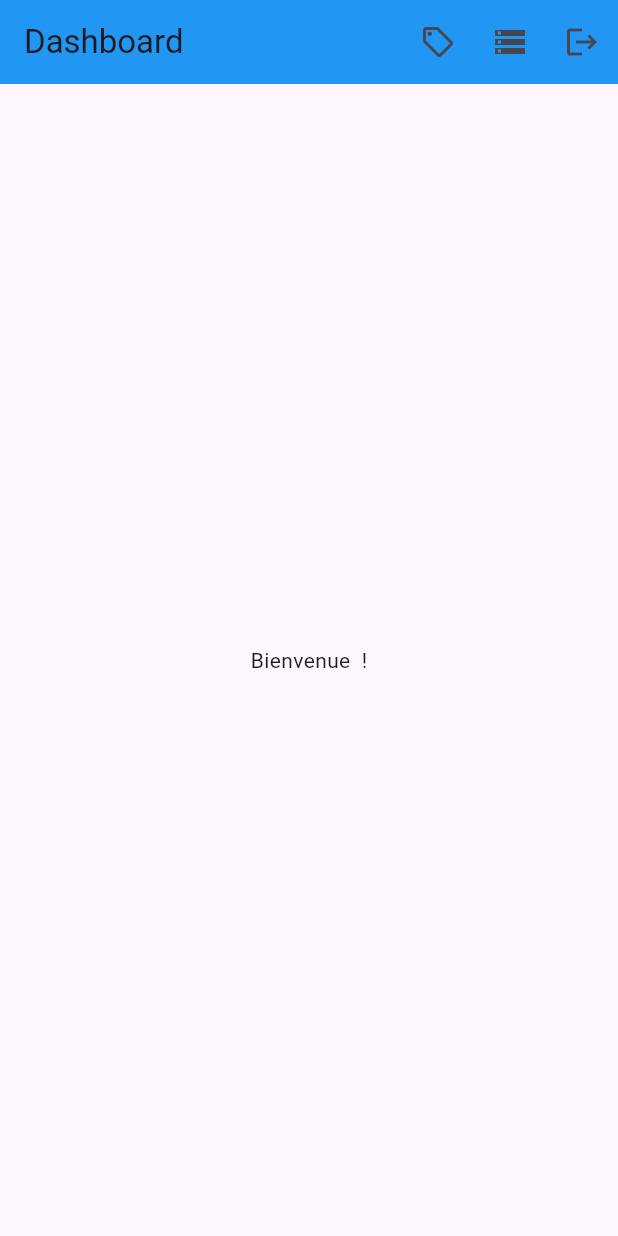
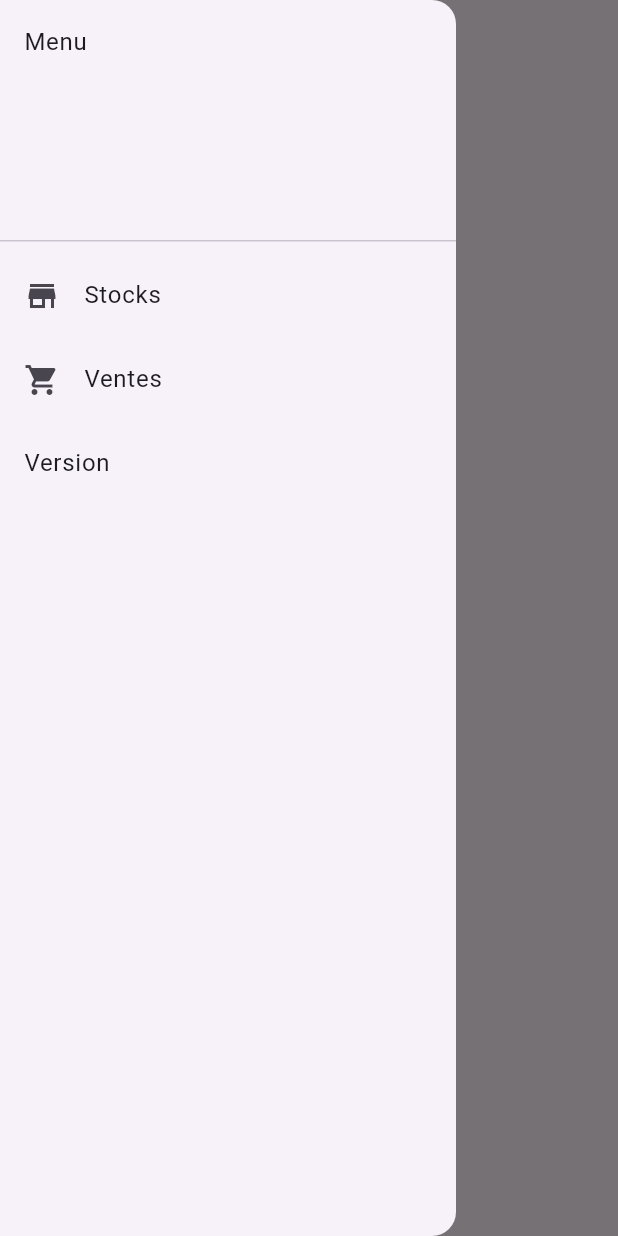
Before and after one commit to Mathbech/filamentgestion, a Flutter app: the DashboardPage screen opened by its route, with the side drawer open (before the commit the screen has no drawer), on a phone screen of 412 x 824 dp. Run offline on Flutter 3.47's test engine with Material 3 defaults, Android fonts, the phone set to English and light mode, and no system bars; our stand-ins replace package_info, shared_preferences; accounts and stored records are empty; network calls fail.

Commit message:
Exportation de l'app bar + modification sur chaques fichiers

```diff
--- a/lib/template/dashboard/index.dart
+++ b/lib/template/dashboard/index.dart
@@ -1,6 +1,7 @@
 import 'package:flutter/foundation.dart';
 import 'package:flutter/material.dart';
 import '../../services/api.dart';
+import '../widget/appbar.dart';
 
 class DashboardPage extends StatefulWidget {
   const DashboardPage({super.key});
@@ -39,33 +40,9 @@ class DashboardPageState extends State<DashboardPage> {
   @override
   Widget build(BuildContext context) {
     return Scaffold(
-      appBar: AppBar(
-        title: const Text('Dashboard'),
-        backgroundColor: Colors.blue,
-        automaticallyImplyLeading: false,
-        // méthode de logout
-        actions: <Widget>[
-          IconButton(
-            icon: const Icon(Icons.sell_outlined),
-            onPressed: () {
-              Navigator.pushNamed(context, '/ventes');
-            },
-          ),
-          IconButton(
-            icon: const Icon(Icons.storage),
-            onPressed: () {
-              Navigator.pushNamed(context, '/bobine');
-            },
-          ),
-          IconButton(
-            icon: const Icon(Icons.logout),
-            onPressed: () {
-              Api apiInstance = Api();
-              apiInstance.logout(context);
-            },
-          ),
-        ],
-      ),
+       appBar: CustomAppBar(title: 'Tableau de bord'),
+       drawer: CustomDrawer(),
+
       body: Center(
         child: Text('Bienvenue ${username} !'),
       ),
--- /dev/null
+++ b/lib/template/widget/appbar.dart
@@ -0,0 +1,68 @@
+import 'package:flutter/material.dart';
+import 'package:package_info/package_info.dart';
+
+
+class CustomAppBar extends StatelessWidget implements PreferredSizeWidget {
+  final String title;
+
+  CustomAppBar({required this.title});
+
+  @override
+  Widget build(BuildContext context) {
+    return AppBar(
+      title: Text(title),
+      leading: Builder(
+        builder: (BuildContext context) {
+          return IconButton(
+            icon: const Icon(Icons.menu),
+            onPressed: () {
+              Scaffold.of(context).openDrawer();
+            },
+            tooltip: MaterialLocalizations.of(context).openAppDrawerTooltip,
+          );
+        },
+      ),
+    );
+  }
+
+  @override
+  Size get preferredSize => new Size.fromHeight(AppBar().preferredSize.height);
+}
+
+class CustomDrawer extends StatelessWidget {
+  @override
+  Widget build(BuildContext context) {
+    return FutureBuilder<PackageInfo>(
+      future: PackageInfo.fromPlatform(),
+      builder: (BuildContext context, AsyncSnapshot<PackageInfo> snapshot) {
+        String version = snapshot.data?.version ?? 'Unknown';
+        return Drawer(
+          child: ListView(
+            padding: EdgeInsets.zero,
+            children: [
+              const DrawerHeader(
+                child: Text('Menu'),
+              ),
+              ListTile(
+                  title: const Text('Stocks'),
+                  leading: Icon(Icons.store),
+                  onTap: () {
+                    Navigator.pushNamed(context, '/bobine');
+                  }),
+              ListTile(
+                  title: const Text('Ventes'),
+                  leading: Icon(Icons.shopping_cart),
+                  onTap: () {
+                    Navigator.pushNamed(context, '/ventes');
+                  }),
+              AboutListTile(
+                child: Text('Version'),
+                applicationVersion: version,
+              ),
+            ],
+          ),
+        );
+      },
+    );
+  }
+}
```
Also changed, not shown: lib/template/dashboard/bobine.dart (+5 -27 lines), lib/template/dashboard/ventes.dart (+5 -27 lines).
